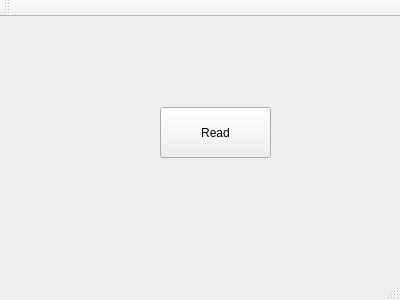
Before: the Qt Designer form mainwindow.ui in RamkumarMohan6383/Read_IDChip, drawn with Qt 5.
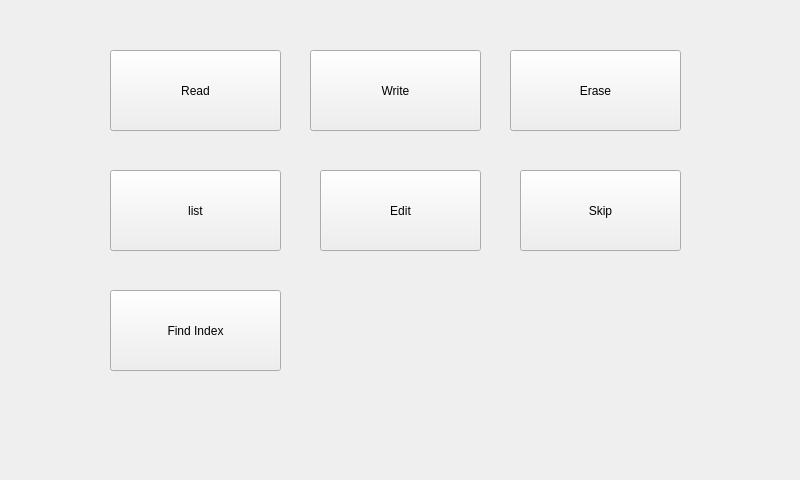
After: the same form once the commit is applied.

What changed in the file:
```diff
--- a/mainwindow.ui
+++ b/mainwindow.ui
@@ -6,8 +6,8 @@
    <rect>
     <x>0</x>
     <y>0</y>
-    <width>400</width>
-    <height>300</height>
+    <width>800</width>
+    <height>480</height>
    </rect>
   </property>
   <property name="windowTitle">
@@ -17,36 +17,102 @@
    <widget class="QPushButton" name="pushButton">
     <property name="geometry">
      <rect>
-      <x>160</x>
-      <y>90</y>
-      <width>111</width>
-      <height>51</height>
+      <x>110</x>
+      <y>50</y>
+      <width>171</width>
+      <height>81</height>
      </rect>
     </property>
     <property name="text">
      <string>Read</string>
     </property>
    </widget>
+   <widget class="QPushButton" name="pushButton_2">
+    <property name="geometry">
+     <rect>
+      <x>310</x>
+      <y>50</y>
+      <width>171</width>
+      <height>81</height>
+     </rect>
+    </property>
+    <property name="text">
+     <string>Write</string>
+    </property>
+   </widget>
+   <widget class="QPushButton" name="pushButton_3">
+    <property name="geometry">
+     <rect>
+      <x>510</x>
+      <y>50</y>
+      <width>171</width>
+      <height>81</height>
+     </rect>
+    </property>
+    <property name="text">
+     <string>Erase</string>
+    </property>
+   </widget>
+   <widget class="QPushButton" name="pushButton_4">
+    <property name="geometry">
+     <rect>
+      <x>110</x>
+      <y>170</y>
+      <width>171</width>
+      <height>81</height>
+     </rect>
+    </property>
+    <property name="text">
+     <string>list</string>
+    </property>
+   </widget>
+   <widget class="QPushButton" name="pushButton_5">
+    <property name="geometry">
+     <rect>
+      <x>320</x>
+      <y>170</y>
+      <width>161</width>
+      <height>81</height>
+     </rect>
+    </property>
+    <property name="text">
+     <string>Edit</string>
+    </property>
+   </widget>
+   <widget class="QPushButton" name="pushButton_6">
+    <property name="geometry">
+     <rect>
+      <x>520</x>
+      <y>170</y>
+      <width>161</width>
+      <height>81</height>
+     </rect>
+    </property>
+    <property name="text">
+     <string>Skip</string>
+    </property>
+   </widget>
+   <widget class="QPushButton" name="pushButton_7">
+    <property name="geometry">
+     <rect>
+      <x>110</x>
+      <y>290</y>
+      <width>171</width>
+      <height>81</height>
+     </rect>
+    </property>
+    <property name="text">
+     <string>Find Index</string>
+    </property>
+   </widget>
+   <zorder>pushButton_5</zorder>
+   <zorder>pushButton</zorder>
+   <zorder>pushButton_2</zorder>
+   <zorder>pushButton_3</zorder>
+   <zorder>pushButton_4</zorder>
+   <zorder>pushButton_6</zorder>
+   <zorder>pushButton_7</zorder>
   </widget>
-  <widget class="QMenuBar" name="menuBar">
-   <property name="geometry">
-    <rect>
-     <x>0</x>
-     <y>0</y>
-     <width>400</width>
-     <height>22</height>
-    </rect>
-   </property>
-  </widget>
-  <widget class="QToolBar" name="mainToolBar">
-   <attribute name="toolBarArea">
-    <enum>TopToolBarArea</enum>
-   </attribute>
-   <attribute name="toolBarBreak">
-    <bool>false</bool>
-   </attribute>
-  </widget>
-  <widget class="QStatusBar" name="statusBar"/>
  </widget>
  <layoutdefault spacing="6" margin="11"/>
  <resources/>
```
